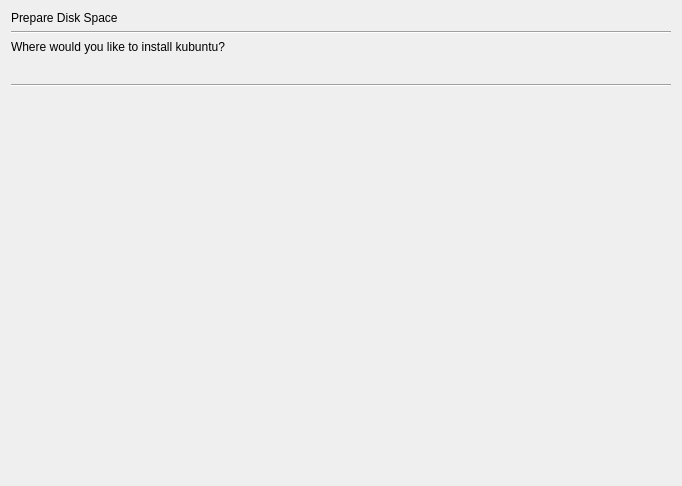
Qt form gui/qt/stepPartAuto.ui (chenhan1218/ubiquity) before a commit.
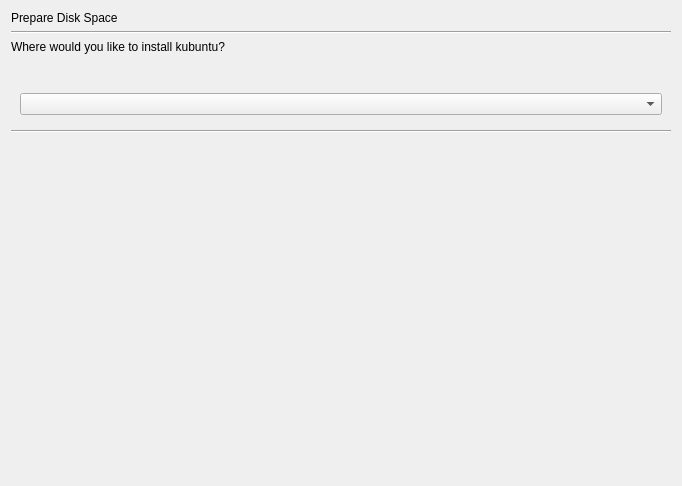
The same form after that commit.

Commit message: * Update the KDE partitioning UI to reflect changes to ubi-partman and   partman-auto.   - Use the already existent ubiquity variants of the d-i "Guided -" strings     (LP: #628864).   - Fix the automatic resize option failing to appear (LP: #628897).   - Use a combobox to select which disk to use on all options that support     multiple disks, not just the "use entire disk" option.

Patch:
```diff
--- a/gui/qt/stepPartAuto.ui
+++ b/gui/qt/stepPartAuto.ui
@@ -40,6 +40,28 @@
      <layout class="QVBoxLayout" name="_2"/>
     </widget>
    </item>
+   <item>
+    <widget class="QWidget" name="widget" native="true">
+     <property name="sizePolicy">
+      <sizepolicy hsizetype="Preferred" vsizetype="Preferred">
+       <horstretch>0</horstretch>
+       <verstretch>0</verstretch>
+      </sizepolicy>
+     </property>
+     <layout class="QHBoxLayout" name="horizontalLayout">
+      <item>
+       <widget class="QComboBox" name="part_auto_disk_box">
+        <property name="sizePolicy">
+         <sizepolicy hsizetype="Preferred" vsizetype="Fixed">
+          <horstretch>0</horstretch>
+          <verstretch>0</verstretch>
+         </sizepolicy>
+        </property>
+       </widget>
+      </item>
+     </layout>
+    </widget>
+   </item>
    <item>
     <widget class="QWidget" name="barsFrame" native="true">
      <layout class="QVBoxLayout" name="verticalLayout_6">
```
The commit also changes 3 other files.
